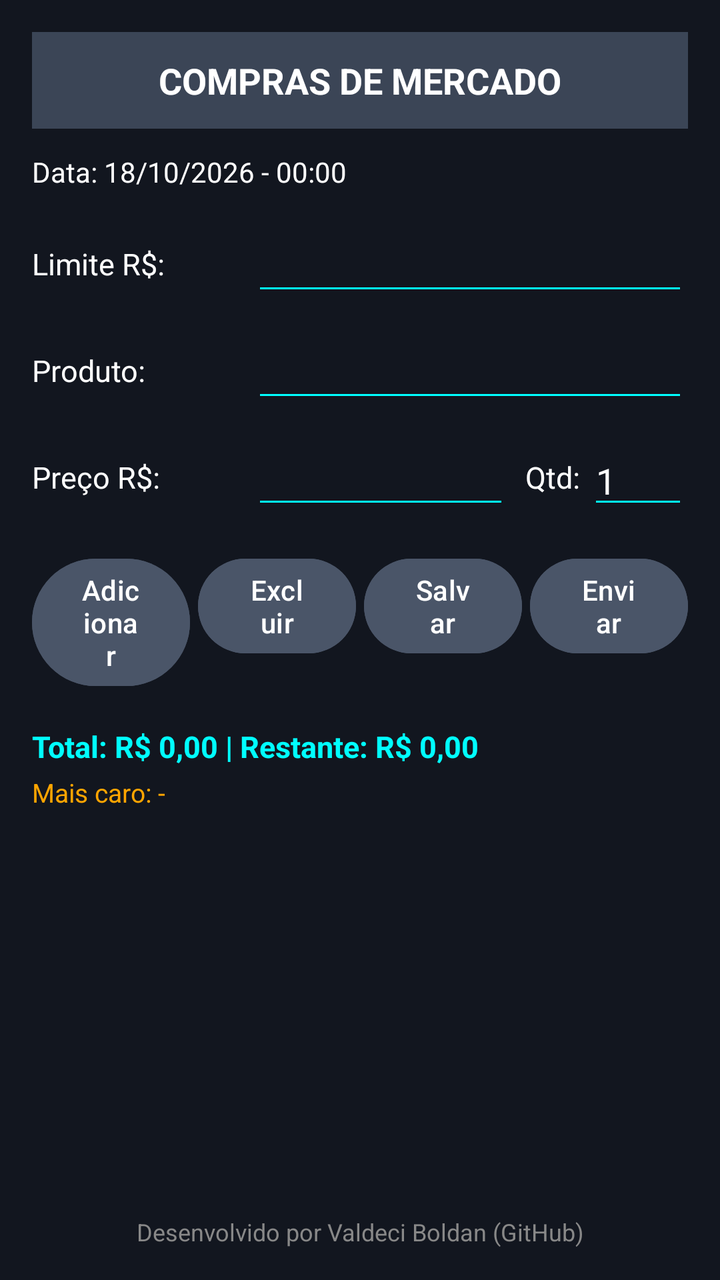
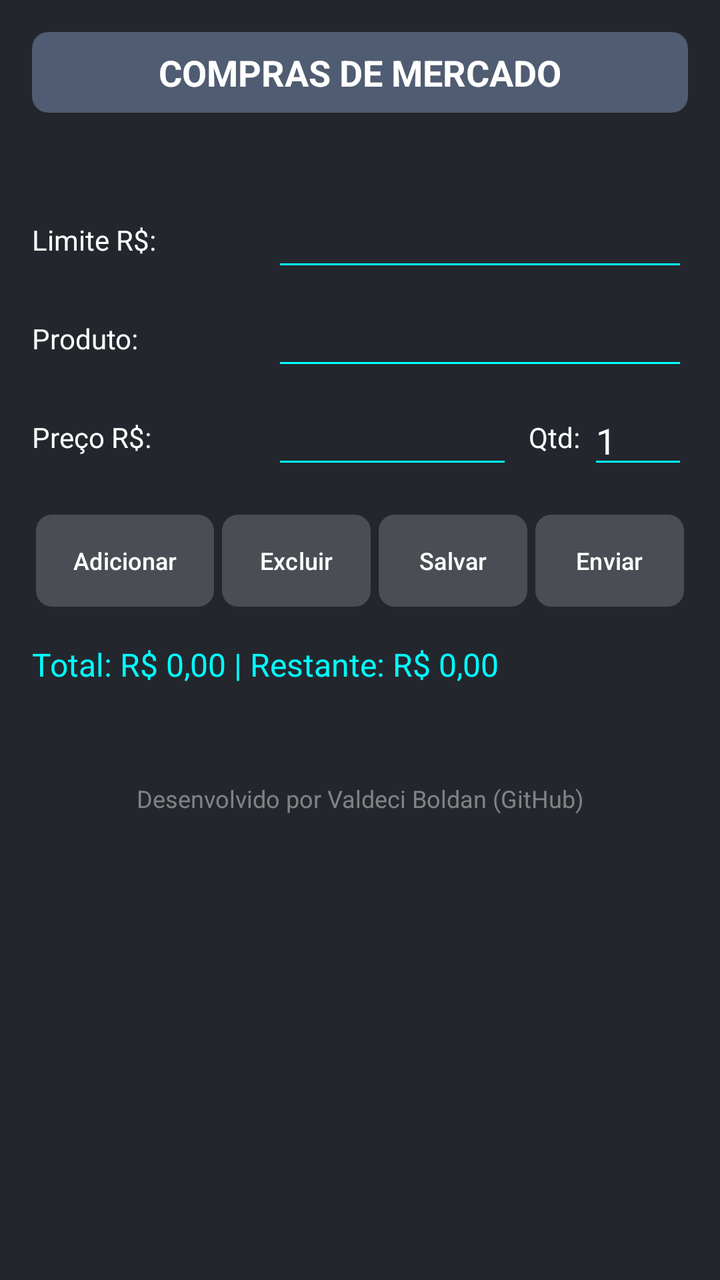

Before-and-after screenshots of an Android layout around one commit, followed by the original layout XML and the change that was made.
<!-- AndroidManifest.xml: application theme Theme.CalculadoradeCompras -->
<!-- res/layout/fragment_mercado.xml -->
<?xml version="1.0" encoding="utf-8"?>
<LinearLayout xmlns:android="http://schemas.android.com/apk/res/android"
    android:layout_width="match_parent"
    android:layout_height="match_parent"
    android:orientation="vertical"
    android:background="#12161F"
    android:padding="16dp">

    
    <TextView
        android:id="@+id/lblTitulo"
        android:layout_width="match_parent"
        android:layout_height="wrap_content"
        android:text="COMPRAS DE MERCADO"
        android:textColor="#FFFFFF"
        android:textSize="18sp"
        android:textStyle="bold"
        android:gravity="center"
        android:background="#3B4556"
        android:padding="12dp"
        android:layout_marginBottom="12dp" />

    <TextView
        android:id="@+id/lblData"
        android:layout_width="wrap_content"
        android:layout_height="wrap_content"
        android:text="Data: 18/10/2026 - 00:00"
        android:textColor="#FFFFFF"
        android:textSize="14sp"
        android:layout_marginBottom="16dp" />

    
    <LinearLayout
        android:layout_width="match_parent"
        android:layout_height="wrap_content"
        android:orientation="horizontal"
        android:gravity="center_vertical"
        android:layout_marginBottom="12dp">

        <TextView
            android:layout_width="110dp"
            android:layout_height="wrap_content"
            android:text="Limite R$:"
            android:textColor="#FFFFFF"
            android:textSize="15sp" />

        <EditText
            android:id="@+id/entLimite"
            android:layout_width="0dp"
            android:layout_height="wrap_content"
            android:layout_weight="1"
            android:inputType="numberDecimal"
            android:textColor="#FFFFFF"
            android:backgroundTint="#00FFFF"
            android:imeOptions="actionNext" />
    </LinearLayout>

    
    <LinearLayout
        android:layout_width="match_parent"
        android:layout_height="wrap_content"
        android:orientation="horizontal"
        android:gravity="center_vertical"
        android:layout_marginBottom="12dp">

        <TextView
            android:layout_width="110dp"
            android:layout_height="wrap_content"
            android:text="Produto:"
            android:textColor="#FFFFFF"
            android:textSize="15sp" />

        <EditText
            android:id="@+id/entProduto"
            android:layout_width="0dp"
            android:layout_height="wrap_content"
            android:layout_weight="1"
            android:inputType="text"
            android:textColor="#FFFFFF"
            android:backgroundTint="#00FFFF"
            android:imeOptions="actionNext" />
    </LinearLayout>

    
    <LinearLayout
        android:layout_width="match_parent"
        android:layout_height="wrap_content"
        android:orientation="horizontal"
        android:gravity="center_vertical"
        android:layout_marginBottom="16dp">

        <TextView
            android:layout_width="110dp"
            android:layout_height="wrap_content"
            android:text="Preço R$:"
            android:textColor="#FFFFFF"
            android:textSize="15sp" />

        <EditText
            android:id="@+id/entPreco"
            android:layout_width="0dp"
            android:layout_height="wrap_content"
            android:layout_weight="1"
            android:inputType="numberDecimal"
            android:textColor="#FFFFFF"
            android:backgroundTint="#00FFFF"
            android:layout_marginEnd="8dp"
            android:imeOptions="actionNext" />

        <TextView
            android:layout_width="wrap_content"
            android:layout_height="wrap_content"
            android:text="Qtd:"
            android:textColor="#FFFFFF"
            android:textSize="15sp"
            android:layout_marginEnd="4dp" />

        <EditText
            android:id="@+id/entQtd"
            android:layout_width="50dp"
            android:layout_height="wrap_content"
            android:text="1"
            android:inputType="number"
            android:textColor="#FFFFFF"
            android:backgroundTint="#00FFFF"
            android:imeOptions="actionDone" />
    </LinearLayout>

    
    <LinearLayout
        android:layout_width="match_parent"
        android:layout_height="wrap_content"
        android:orientation="horizontal"
        android:layout_marginBottom="16dp">

        <Button
            android:id="@+id/btnAdicionar"
            android:layout_width="0dp"
            android:layout_height="wrap_content"
            android:layout_weight="1"
            android:text="Adicionar"
            android:backgroundTint="#4A5568"
            android:textColor="#FFFFFF"
            android:layout_marginEnd="4dp" />

        <Button
            android:id="@+id/btnRemover"
            android:layout_width="0dp"
            android:layout_height="wrap_content"
            android:layout_weight="1"
            android:text="Excluir"
            android:backgroundTint="#4A5568"
            android:textColor="#FFFFFF"
            android:layout_marginEnd="4dp" />

        <Button
            android:id="@+id/btnSalvar"
            android:layout_width="0dp"
            android:layout_height="wrap_content"
            android:layout_weight="1"
            android:text="Salvar"
            android:backgroundTint="#4A5568"
            android:textColor="#FFFFFF"
            android:layout_marginEnd="4dp" />

        <Button
            android:id="@+id/btnEnviar"
            android:layout_width="0dp"
            android:layout_height="wrap_content"
            android:layout_weight="1"
            android:enabled="false"
            android:text="Enviar"
            android:backgroundTint="#4A5568"
            android:textColor="#FFFFFF" />
    </LinearLayout>

    
    <TextView
        android:id="@+id/lblStatus"
        android:layout_width="match_parent"
        android:layout_height="wrap_content"
        android:text="Total: R$ 0,00 | Restante: R$ 0,00"
        android:textColor="#00FFFF"
        android:textSize="15sp"
        android:textStyle="bold"
        android:layout_marginBottom="4dp" />

    <TextView
        android:id="@+id/lblItemMaisCaro"
        android:layout_width="match_parent"
        android:layout_height="wrap_content"
        android:text="Mais caro: -"
        android:textColor="#FFA500"
        android:textSize="13sp"
        android:layout_marginBottom="8dp" />

    
    <ScrollView
        android:layout_width="match_parent"
        android:layout_height="0dp"
        android:layout_weight="1"
        android:layout_marginBottom="12dp">

        <LinearLayout
            android:id="@+id/boxLista"
            android:layout_width="match_parent"
            android:layout_height="wrap_content"
            android:orientation="vertical" />
    </ScrollView>

    
    <TextView
        android:layout_width="match_parent"
        android:layout_height="wrap_content"
        android:text="Desenvolvido por Valdeci Boldan (GitHub)"
        android:textColor="#888888"
        android:textSize="12sp"
        android:gravity="center"
        android:layout_marginTop="8dp" />

</LinearLayout>
<!-- resources referenced by this layout -->
<resources>
  <style name="Theme.CalculadoradeCompras" parent="Base.Theme.CalculadoradeCompras" />
  <style name="Base.Theme.CalculadoradeCompras" parent="Theme.Material3.DayNight.NoActionBar">
          
          
          
      </style>
</resources>

<!-- the commit's change to res/layout/fragment_mercado.xml (unified diff, before → after) -->
@@ -1,221 +1,264 @@
 <?xml version="1.0" encoding="utf-8"?>
-<LinearLayout xmlns:android="http://schemas.android.com/apk/res/android"
+<ScrollView xmlns:android="http://schemas.android.com/apk/res/android"
+    xmlns:app="http://schemas.android.com/apk/res-auto"
     android:layout_width="match_parent"
     android:layout_height="match_parent"
-    android:orientation="vertical"
-    android:background="#12161F"
-    android:padding="16dp">
-
-    
-    <TextView
-        android:id="@+id/lblTitulo"
-        android:layout_width="match_parent"
-        android:layout_height="wrap_content"
-        android:text="COMPRAS DE MERCADO"
-        android:textColor="#FFFFFF"
-        android:textSize="18sp"
-        android:textStyle="bold"
-        android:gravity="center"
-        android:background="#3B4556"
-        android:padding="12dp"
-        android:layout_marginBottom="12dp" />
-
-    <TextView
-        android:id="@+id/lblData"
-        android:layout_width="wrap_content"
-        android:layout_height="wrap_content"
-        android:text="Data: 18/10/2026 - 00:00"
-        android:textColor="#FFFFFF"
-        android:textSize="14sp"
-        android:layout_marginBottom="16dp" />
-
-    
+    android:background="#23272d"
+    android:fillViewport="true">
+
     <LinearLayout
         android:layout_width="match_parent"
         android:layout_height="wrap_content"
-        android:orientation="horizontal"
-        android:gravity="center_vertical"
-        android:layout_marginBottom="12dp">
-
+        android:clipChildren="false"
+        android:clipToPadding="false"
+        android:orientation="vertical"
+        android:padding="16dp">
+
+        
+        <com.google.android.material.card.MaterialCardView
+            android:layout_width="match_parent"
+            android:layout_height="wrap_content"
+            android:layout_marginBottom="12dp"
+            app:cardBackgroundColor="#505c71"
+            app:cardCornerRadius="8dp"
+            app:cardElevation="0dp"
+            app:strokeWidth="0dp">
+
+            <TextView
+                android:layout_width="match_parent"
+                android:layout_height="wrap_content"
+                android:padding="8dp"
+                android:text="COMPRAS DE MERCADO"
+                android:textAlignment="center"
+                android:textColor="#FFFFFF"
+                android:textSize="18sp"
+                android:textStyle="bold" />
+
+        </com.google.android.material.card.MaterialCardView>
+
+        
         <TextView
-            android:layout_width="110dp"
-            android:layout_height="wrap_content"
-            android:text="Limite R$:"
+            android:id="@+id/lblData"
+            android:layout_width="match_parent"
+            android:layout_height="wrap_content"
+            android:layout_marginBottom="12dp"
             android:textColor="#FFFFFF"
-            android:textSize="15sp" />
-
-        <EditText
-            android:id="@+id/entLimite"
-            android:layout_width="0dp"
-            android:layout_height="wrap_content"
-            android:layout_weight="1"
-            android:inputType="numberDecimal"
-            android:textColor="#FFFFFF"
-            android:backgroundTint="#00FFFF"
-            android:imeOptions="actionNext" />
+            android:textSize="14sp" />
+
+        
+        <LinearLayout
+            android:layout_width="match_parent"
+            android:layout_height="wrap_content"
+            android:layout_marginBottom="8dp"
+            android:gravity="center_vertical"
+            android:orientation="horizontal">
+
+            <TextView
+                android:layout_width="120dp"
+                android:layout_height="wrap_content"
+                android:text="Limite R$:"
+                android:textColor="#FFFFFF" />
+
+            <EditText
+                android:id="@+id/entLimite"
+                android:layout_width="match_parent"
+                android:layout_height="wrap_content"
+                android:backgroundTint="#00FFFF"
+                android:focusable="true"
+                android:focusableInTouchMode="true"
+                android:imeOptions="actionNext"
+                android:inputType="numberDecimal"
+                android:textColor="#FFFFFF" />
+        </LinearLayout>
+
+        
+        <LinearLayout
+            android:layout_width="match_parent"
+            android:layout_height="wrap_content"
+            android:layout_marginBottom="8dp"
+            android:gravity="center_vertical"
+            android:orientation="horizontal">
+
+            <TextView
+                android:layout_width="120dp"
+                android:layout_height="wrap_content"
+                android:text="Produto:"
+                android:textColor="#FFFFFF" />
+
+            <EditText
+                android:id="@+id/entProduto"
+                android:layout_width="match_parent"
+                android:layout_height="wrap_content"
+                android:backgroundTint="#00FFFF"
+                android:focusable="true"
+                android:focusableInTouchMode="true"
+                android:imeOptions="actionNext"
+                android:inputType="textCapSentences"
+                android:textColor="#FFFFFF" />
+        </LinearLayout>
+
+        
+        <LinearLayout
+            android:layout_width="match_parent"
+            android:layout_height="wrap_content"
+            android:layout_marginBottom="16dp"
+            android:gravity="center_vertical"
+            android:orientation="horizontal">
+
+            <TextView
+                android:layout_width="120dp"
+                android:layout_height="wrap_content"
+                android:text="Preço R$:"
+                android:textColor="#FFFFFF" />
+
+            <EditText
+                android:id="@+id/entPreco"
+                android:layout_width="0dp"
+                android:layout_height="wrap_content"
+                android:layout_weight="1"
+                android:backgroundTint="#00FFFF"
+                android:focusable="true"
+                android:focusableInTouchMode="true"
+                android:imeOptions="actionNext"
+                android:inputType="numberDecimal"
+                android:textColor="#FFFFFF" />
+
+            <TextView
+                android:layout_width="wrap_content"
+                android:layout_height="wrap_content"
+                android:layout_marginStart="8dp"
+                android:layout_marginEnd="4dp"
+                android:text="Qtd:"
+                android:textColor="#FFFFFF" />
+
+            
+            <EditText
+                android:id="@+id/entQtd"
+                android:layout_width="50dp"
+                android:layout_height="wrap_content"
+                android:backgroundTint="#00FFFF"
+                android:focusable="true"
+                android:focusableInTouchMode="true"
+                android:imeOptions="actionDone"
+                android:inputType="number"
+                android:selectAllOnFocus="true"
+                android:text="1"
+                android:textColor="#FFFFFF" />
+        </LinearLayout>
+
+        
+        <LinearLayout
+            android:layout_width="match_parent"
+            android:layout_height="wrap_content"
+            android:layout_marginBottom="16dp"
+            android:orientation="horizontal"
+            android:padding="2dp">
+
+            <com.google.android.material.button.MaterialButton
+                android:id="@+id/btnAdicionar"
+                android:layout_width="0dp"
+                android:layout_height="46dp"
+                android:layout_marginEnd="4dp"
+                android:layout_weight="1.2"
+                android:insetLeft="0dp"
+                android:insetTop="0dp"
+                android:insetRight="0dp"
+                android:insetBottom="0dp"
+                android:padding="2dp"
+                android:text="Adicionar"
+                android:textAllCaps="false"
+                android:textColor="#FFFFFF"
+                android:textSize="12sp"
+                app:backgroundTint="#4A4E54"
+                app:cornerRadius="8dp" />
+
+            <com.google.android.material.button.MaterialButton
+                android:id="@+id/btnRemover"
+                android:layout_width="0dp"
+                android:layout_height="46dp"
+                android:layout_marginEnd="4dp"
+                android:layout_weight="1"
+                android:insetLeft="0dp"
+                android:insetTop="0dp"
+                android:insetRight="0dp"
+                android:insetBottom="0dp"
+                android:padding="2dp"
+                android:text="Excluir"
+                android:textAllCaps="false"
+                android:textColor="#FFFFFF"
+                android:textSize="12sp"
+                app:backgroundTint="#4A4E54"
+                app:cornerRadius="8dp" />
+
+            <com.google.android.material.button.MaterialButton
+                android:id="@+id/btnSalvar"
+                android:layout_width="0dp"
+                android:layout_height="46dp"
+                android:layout_marginEnd="4dp"
+                android:layout_weight="1"
+                android:insetLeft="0dp"
+                android:insetTop="0dp"
+                android:insetRight="0dp"
+                android:insetBottom="0dp"
+                android:padding="2dp"
+                android:text="Salvar"
+                android:textAllCaps="false"
+                android:textColor="#FFFFFF"
+                android:textSize="12sp"
+                app:backgroundTint="#4A4E54"
+                app:cornerRadius="8dp" />
+
+            <com.google.android.material.button.MaterialButton
+                android:id="@+id/btnEnviar"
+                android:layout_width="0dp"
+                android:layout_height="46dp"
+                android:layout_weight="1"
+                android:enabled="false"
+                android:insetLeft="0dp"
+                android:insetTop="0dp"
+                android:insetRight="0dp"
+                android:insetBottom="0dp"
+                android:padding="2dp"
+                android:text="Enviar"
+                android:textAllCaps="false"
+                android:textColor="#FFFFFF"
+                android:textSize="12sp"
+                app:backgroundTint="#4A4E54"
+                app:cornerRadius="8dp" />
+        </LinearLayout>
+
+        
+        <TextView
+            android:id="@+id/lblStatus"
+            android:layout_width="match_parent"
+            android:layout_height="wrap_content"
+            android:layout_marginBottom="8dp"
+            android:text="Total: R$ 0,00 | Restante: R$ 0,00"
+            android:textColor="#00ffff"
+            android:textSize="16sp" />
+
+        
+        <LinearLayout
+            android:id="@+id/boxLista"
+            android:layout_width="match_parent"
+            android:layout_height="wrap_content"
+            android:orientation="vertical"
+            android:padding="4dp" />
+
+        
+        <TextView
+            android:id="@+id/tvFooterMercado"
+            android:layout_width="match_parent"
+            android:layout_height="wrap_content"
+            android:layout_marginTop="20dp"
+            android:alpha="0.7"
+            android:clickable="true"
+            android:focusable="true"
+            android:gravity="center"
+            android:padding="12dp"
+            android:text="Desenvolvido por Valdeci Boldan (GitHub)"
+            android:textColor="#AAAAAA"
+            android:textSize="12sp" />
+
     </LinearLayout>
-
-    
-    <LinearLayout
-        android:layout_width="match_parent"
-        android:layout_height="wrap_content"
-        android:orientation="horizontal"
-        android:gravity="center_vertical"
-        android:layout_marginBottom="12dp">
-
-        <TextView
-            android:layout_width="110dp"
-            android:layout_height="wrap_content"
-            android:text="Produto:"
-            android:textColor="#FFFFFF"
-            android:textSize="15sp" />
-
-        <EditText
-            android:id="@+id/entProduto"
-            android:layout_width="0dp"
-            android:layout_height="wrap_content"
-            android:layout_weight="1"
-            android:inputType="text"
-            android:textColor="#FFFFFF"
-            android:backgroundTint="#00FFFF"
-            android:imeOptions="actionNext" />
-    </LinearLayout>
-
-    
-    <LinearLayout
-        android:layout_width="match_parent"
-        android:layout_height="wrap_content"
-        android:orientation="horizontal"
-        android:gravity="center_vertical"
-        android:layout_marginBottom="16dp">
-
-        <TextView
-            android:layout_width="110dp"
-            android:layout_height="wrap_content"
-            android:text="Preço R$:"
-            android:textColor="#FFFFFF"
-            android:textSize="15sp" />
-
-        <EditText
-            android:id="@+id/entPreco"
-            android:layout_width="0dp"
-            android:layout_height="wrap_content"
-            android:layout_weight="1"
-            android:inputType="numberDecimal"
-            android:textColor="#FFFFFF"
-            android:backgroundTint="#00FFFF"
-            android:layout_marginEnd="8dp"
-            android:imeOptions="actionNext" />
-
-        <TextView
-            android:layout_width="wrap_content"
-            android:layout_height="wrap_content"
-            android:text="Qtd:"
-            android:textColor="#FFFFFF"
-            android:textSize="15sp"
-            android:layout_marginEnd="4dp" />
-
-        <EditText
-            android:id="@+id/entQtd"
-            android:layout_width="50dp"
-            android:layout_height="wrap_content"
-            android:text="1"
-            android:inputType="number"
-            android:textColor="#FFFFFF"
-            android:backgroundTint="#00FFFF"
-            android:imeOptions="actionDone" />
-    </LinearLayout>
-
-    
-    <LinearLayout
-        android:layout_width="match_parent"
-        android:layout_height="wrap_content"
-        android:orientation="horizontal"
-        android:layout_marginBottom="16dp">
-
-        <Button
-            android:id="@+id/btnAdicionar"
-            android:layout_width="0dp"
-            android:layout_height="wrap_content"
-            android:layout_weight="1"
-            android:text="Adicionar"
-            android:backgroundTint="#4A5568"
-            android:textColor="#FFFFFF"
-            android:layout_marginEnd="4dp" />
-
-        <Button
-            android:id="@+id/btnRemover"
-            android:layout_width="0dp"
-            android:layout_height="wrap_content"
-            android:layout_weight="1"
-            android:text="Excluir"
-            android:backgroundTint="#4A5568"
-            android:textColor="#FFFFFF"
-            android:layout_marginEnd="4dp" />
-
-        <Button
-            android:id="@+id/btnSalvar"
-            android:layout_width="0dp"
-            android:layout_height="wrap_content"
-            android:layout_weight="1"
-            android:text="Salvar"
-            android:backgroundTint="#4A5568"
-            android:textColor="#FFFFFF"
-            android:layout_marginEnd="4dp" />
-
-        <Button
-            android:id="@+id/btnEnviar"
-            android:layout_width="0dp"
-            android:layout_height="wrap_content"
-            android:layout_weight="1"
-            android:enabled="false"
-            android:text="Enviar"
-            android:backgroundTint="#4A5568"
-            android:textColor="#FFFFFF" />
-    </LinearLayout>
-
-    
-    <TextView
-        android:id="@+id/lblStatus"
-        android:layout_width="match_parent"
-        android:layout_height="wrap_content"
-        android:text="Total: R$ 0,00 | Restante: R$ 0,00"
-        android:textColor="#00FFFF"
-        android:textSize="15sp"
-        android:textStyle="bold"
-        android:layout_marginBottom="4dp" />
-
-    <TextView
-        android:id="@+id/lblItemMaisCaro"
-        android:layout_width="match_parent"
-        android:layout_height="wrap_content"
-        android:text="Mais caro: -"
-        android:textColor="#FFA500"
-        android:textSize="13sp"
-        android:layout_marginBottom="8dp" />
-
-    
-    <ScrollView
-        android:layout_width="match_parent"
-        android:layout_height="0dp"
-        android:layout_weight="1"
-        android:layout_marginBottom="12dp">
-
-        <LinearLayout
-            android:id="@+id/boxLista"
-            android:layout_width="match_parent"
-            android:layout_height="wrap_content"
-            android:orientation="vertical" />
-    </ScrollView>
-
-    
-    <TextView
-        android:layout_width="match_parent"
-        android:layout_height="wrap_content"
-        android:text="Desenvolvido por Valdeci Boldan (GitHub)"
-        android:textColor="#888888"
-        android:textSize="12sp"
-        android:gravity="center"
-        android:layout_marginTop="8dp" />
-
-</LinearLayout>
+</ScrollView>
